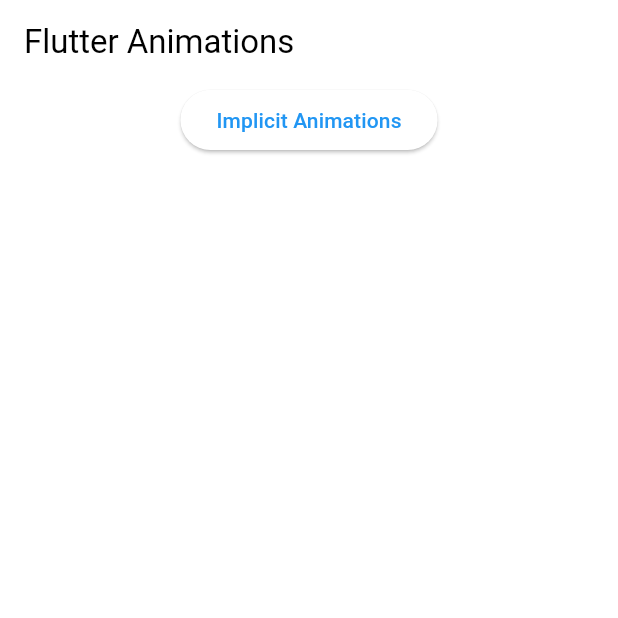
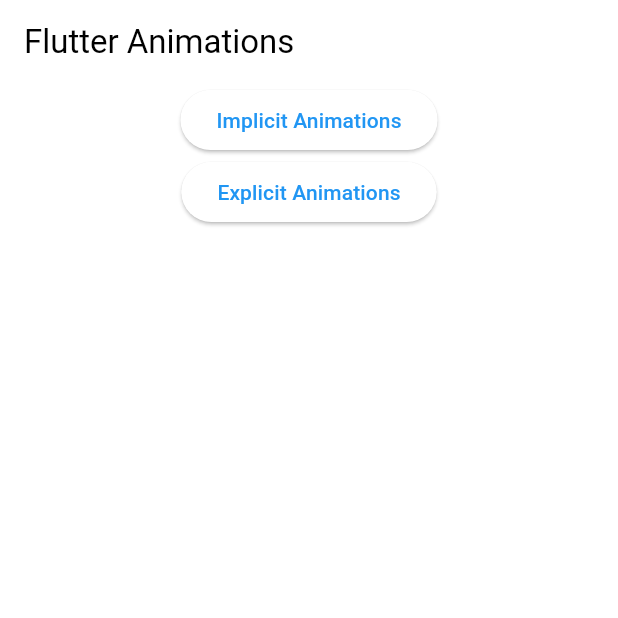
Before and after one commit to tnsgud/flutter_animations, a Flutter app: the screen it shows after launch, on a phone screen of 412 x 824 dp, the top half of it. Run offline on Flutter 3.47's test engine with Material 2 defaults, Android fonts, the phone set to English and light mode, and no system bars.

Commit message:
중간에 듣다가 멈춤:

```diff
--- a/lib/screens/menu_screen.dart
+++ b/lib/screens/menu_screen.dart
@@ -1,5 +1,6 @@
 import 'package:flutter/material.dart';
-import 'package:flutter_animations_masterclass/screens/implicit_anmiation_screen.dart';
+import 'package:flutter_animations_masterclass/screens/explicit_animation_screen.dart';
+import 'package:flutter_animations_masterclass/screens/implicit_animation_screen.dart';
 
 class MenuScreen extends StatefulWidget {
   const MenuScreen({super.key});
@@ -10,7 +11,8 @@ class MenuScreen extends StatefulWidget {
 
 class _MenuScreenState extends State<MenuScreen> {
   final Map<String, Widget> _screens = {
-    'implicit': const ImplicitAnimationScreen()
+    'implicit': const ImplicitAnimationScreen(),
+    'explicit': const ExplicitAnimationScreen()
   };
 
   void _onPush({required String name}) {
@@ -35,6 +37,10 @@ class _MenuScreenState extends State<MenuScreen> {
               onPressed: () => _onPush(name: 'implicit'),
               child: const Text('Implicit Animations'),
             ),
+            ElevatedButton(
+              onPressed: () => _onPush(name: 'explicit'),
+              child: const Text('Explicit Animations'),
+            ),
           ],
         ),
       ),
```
Also changed, not shown: lib/screens/explicit_animation_screen.dart (added, +21 -0 lines), lib/screens/implicit_animation_screen.dart (renamed from lib/screens/implicit_anmiation_screen.dart).
